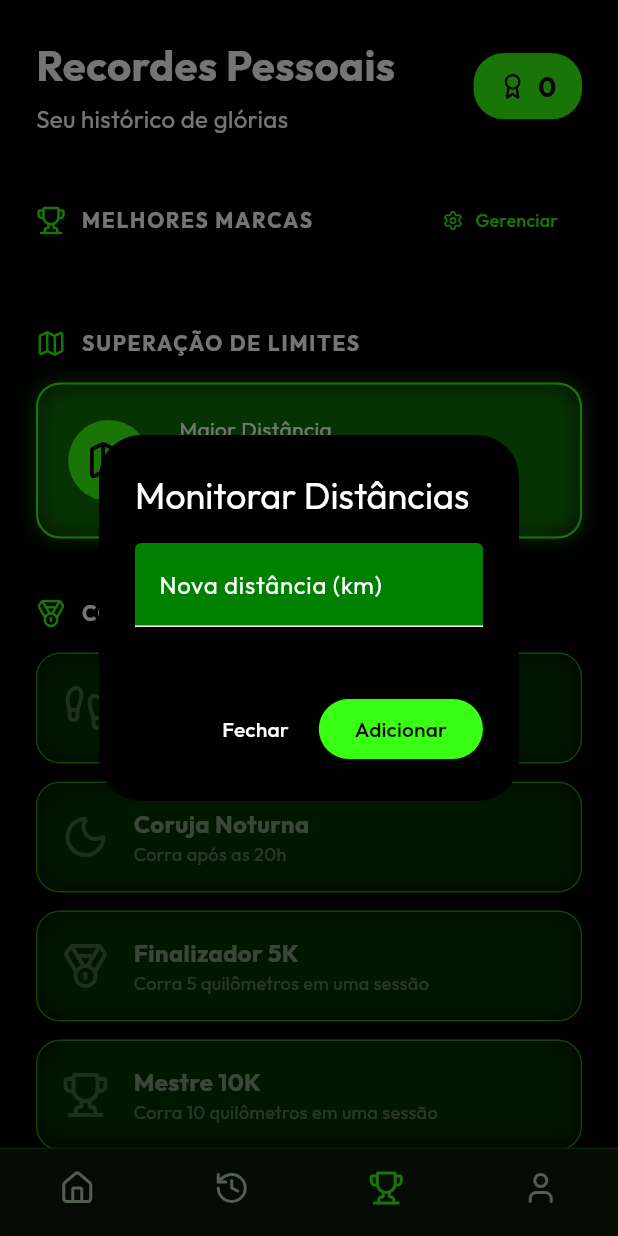
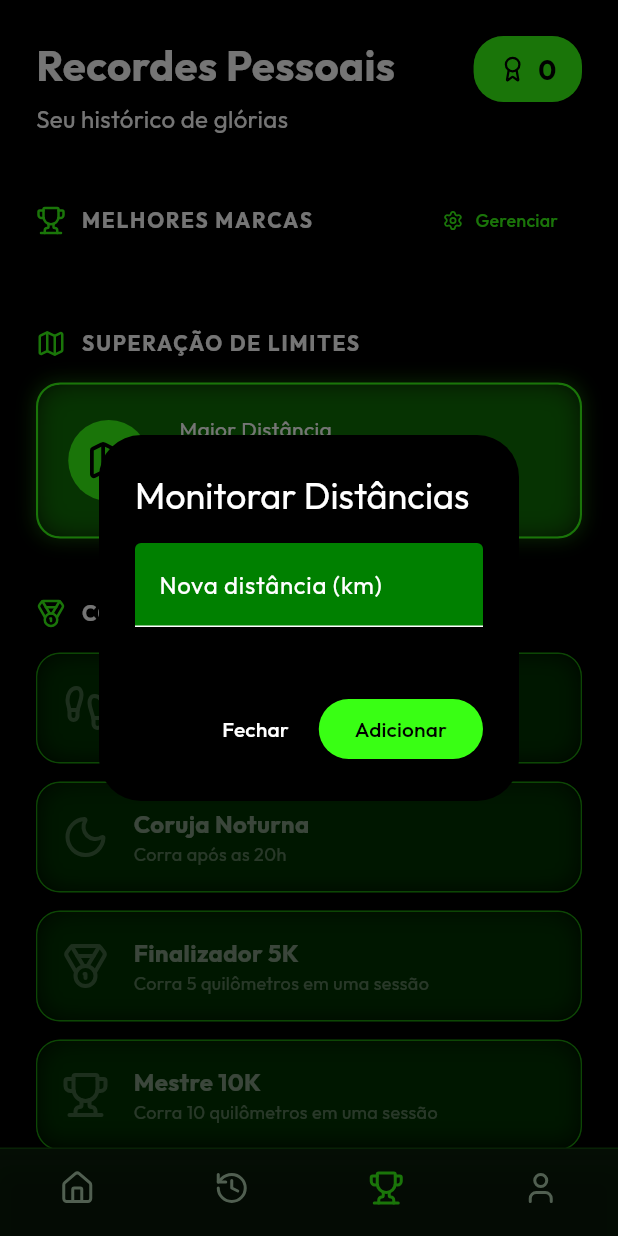
Before and after one commit to juliano340/RunLabAG, a Flutter app: the MainScreen screen opened by its route, item 3 of the bottom bar chosen, after a tap on "Gerenciar", on a phone screen of 412 x 824 dp. Run offline on Flutter 3.47's test engine with Material 3 defaults, Android fonts, the phone set to English and light mode, and no system bars; our stand-ins replace file_picker, firebase_analytics, firebase_core, firebase_crashlytics, fl_chart, flutter_local_notifications and 13 more; accounts and stored records are empty; network calls fail.

Commit message:
feat: implement main navigation structure and core dashboard, history, and profile tabs with theme service support.

```diff
--- a/lib/features/dashboard/presentation/screens/home_tab.dart
+++ b/lib/features/dashboard/presentation/screens/home_tab.dart
@@ -208,15 +208,13 @@ class _HomeTabState extends State<HomeTab> {
     double goalProgress = rawProgress.clamp(0.0, 1.0);
     final isDark = Theme.of(context).brightness == Brightness.dark;
 
-    return Material(
-      key: ValueKey(isDark ? 'home_dark' : 'home_light'),
-      color: Colors.transparent,
-      child: SafeArea(
-        child: RefreshIndicator(
+    return SafeArea(
+      child: RefreshIndicator(
         onRefresh: _loadData,
         color: AppColors.primaryNeon,
         backgroundColor: Theme.of(context).scaffoldBackgroundColor,
         child: SingleChildScrollView(
+          key: const PageStorageKey('home_scroll'),
           padding: const EdgeInsets.all(24),
           child: Column(
             crossAxisAlignment: CrossAxisAlignment.start,
@@ -652,9 +650,8 @@ class _HomeTabState extends State<HomeTab> {
           ),
         ),
       ),
-    ),
-  );
-}
+    );
+  }
 
   Color _getGoalColor(double progress, bool isDark) {
     if (progress >= 1.5)
--- a/lib/features/dashboard/presentation/screens/main_screen.dart
+++ b/lib/features/dashboard/presentation/screens/main_screen.dart
@@ -1,5 +1,6 @@
 import 'package:flutter/material.dart';
 import 'package:flutter/services.dart';
+import 'package:google_fonts/google_fonts.dart';
 import 'package:shared_preferences/shared_preferences.dart';
 import '../../../../core/theme/app_colors.dart';
 import 'package:lucide_icons/lucide_icons.dart';
@@ -23,16 +24,6 @@ class MainScreen extends StatefulWidget {
 class _MainScreenState extends State<MainScreen> {
   int _currentIndex = 0;
   int _tabSwitchCount = 0;
-
-  final List<Widget> _tabs = [
-    const HomeTab(),
-    const HistoryTab(),
-    // const TrainingTab(),
-    // const StrengthHistoryScreen(),
-    const RecordsTab(),
-    const ProfileTab(),
-  ];
-
   DateTime? _lastBackPressTime;
 
   // Mostra intersticial no máximo 1x por dia, somente a cada 3 trocas de aba.
@@ -77,22 +68,41 @@ class _MainScreenState extends State<MainScreen> {
           _lastBackPressTime = now;
 
           if (mounted) {
+            final isDark = Theme.of(context).brightness == Brightness.dark;
             ScaffoldMessenger.of(context).showSnackBar(
-              const SnackBar(
-                content: Text(
-                  'Pressione novamente para sair',
-                  style: TextStyle(color: Colors.red),
+              SnackBar(
+                content: Row(
+                  mainAxisSize: MainAxisSize.min,
+                  mainAxisAlignment: MainAxisAlignment.center,
+                  children: [
+                    Icon(
+                      LucideIcons.logOut,
+                      size: 18,
+                      color: isDark ? AppColors.primaryNeon : AppColors.lightPrimary,
+                    ),
+                    const SizedBox(width: 12),
+                    Text(
+                      'Pressione novamente para sair',
+                      style: GoogleFonts.outfit(
+                        color: isDark ? Colors.white : AppColors.textDark,
+                        fontSize: 14,
+                        fontWeight: FontWeight.w500,
+                      ),
+                    ),
+                  ],
                 ),
-                backgroundColor: AppColors.backgroundDarkGreen,
-                duration: Duration(seconds: 2),
+                backgroundColor: isDark ? const Color(0xFF1A1A1A) : Colors.white,
+                duration: const Duration(seconds: 2),
                 behavior: SnackBarBehavior.floating,
+                elevation: 4,
+                width: 280,
                 shape: RoundedRectangleBorder(
-                  borderRadius: BorderRadius.all(Radius.circular(10)),
-                  side: BorderSide(color: Colors.white, width: 2),
+                  borderRadius: BorderRadius.circular(100),
+                  side: BorderSide(
+                    color: isDark ? AppColors.cardBorder.withValues(alpha: 0.2) : AppColors.borderLight,
+                    width: 0.5,
+                  ),
                 ),
-
-
-
               ),
             );
           }
@@ -102,15 +112,21 @@ class _MainScreenState extends State<MainScreen> {
         }
       },
       child: Scaffold(
+        key: ValueKey(Theme.of(context).brightness),
         body: Column(
           children: [
             Expanded(
               child: IndexedStack(
                 index: _currentIndex,
-                children: _tabs,
+                children: [
+                  HomeTab(key: PageStorageKey('tab_home')),
+                  HistoryTab(key: PageStorageKey('tab_history')),
+                  RecordsTab(key: PageStorageKey('tab_records')),
+                  ProfileTab(key: PageStorageKey('tab_profile')),
+                ],
               ),
             ),
-            const AdBannerWidget(),
+            AdBannerWidget(key: ValueKey('ad_banner_${Theme.of(context).brightness}')),
           ],
         ),
         bottomNavigationBar: Container(
--- a/lib/features/history/presentation/screens/history_tab.dart
+++ b/lib/features/history/presentation/screens/history_tab.dart
@@ -485,12 +485,7 @@ class _HistoryTabState extends State<HistoryTab> {
 
   @override
   Widget build(BuildContext context) {
-    final isDark = Theme.of(context).brightness == Brightness.dark;
-
-    return Material(
-      key: ValueKey(isDark ? 'history_dark' : 'history_light'),
-      color: Colors.transparent,
-      child: SafeArea(
+    return SafeArea(
       child: Column(
         crossAxisAlignment: CrossAxisAlignment.start,
         children: [
@@ -518,13 +513,11 @@ class _HistoryTabState extends State<HistoryTab> {
               ],
             ),
           ),
-
           const SizedBox(height: 12),
           _buildPeriodSelector(),
           const SizedBox(height: 12),
           _buildPaginationHeader(),
           const SizedBox(height: 12),
-
           Expanded(
             child: _isLoading
                 ? const Center(
@@ -533,6 +526,7 @@ class _HistoryTabState extends State<HistoryTab> {
                     ),
                   )
                 : SingleChildScrollView(
+                    key: const PageStorageKey('history_scroll'),
                     physics: const BouncingScrollPhysics(),
                     child: Column(
                       children: [
@@ -545,9 +539,7 @@ class _HistoryTabState extends State<HistoryTab> {
                               Text(
                                 'Atividades',
                                 style: GoogleFonts.outfit(
-                                    color: Theme.of(
-                                      context,
-                                    ).colorScheme.onSurface,
+                                  color: Theme.of(context).colorScheme.onSurface,
                                   fontSize: 18,
                                   fontWeight: FontWeight.bold,
                                 ),
@@ -556,9 +548,7 @@ class _HistoryTabState extends State<HistoryTab> {
                               Text(
                                 '${_filteredRuns.length} treinos',
                                 style: GoogleFonts.outfit(
-                                    color: Theme.of(
-                                      context,
-                                    ).colorScheme.onSurfaceVariant,
+                                  color: Theme.of(context).colorScheme.onSurfaceVariant,
                                   fontSize: 13,
                                 ),
                               ),
@@ -573,7 +563,6 @@ class _HistoryTabState extends State<HistoryTab> {
                   ),
           ),
         ],
-        ),
       ),
     );
   }
--- a/lib/features/profile/presentation/screens/profile_tab.dart
+++ b/lib/features/profile/presentation/screens/profile_tab.dart
@@ -262,13 +262,10 @@ class _ProfileTabState extends State<ProfileTab> {
       return Center(child: CircularProgressIndicator(color: Theme.of(context).colorScheme.primary));
     }
 
-    final isDark = Theme.of(context).brightness == Brightness.dark;
 
-    return Material(
-      key: ValueKey(isDark ? 'profile_dark' : 'profile_light'),
-      color: Colors.transparent,
-      child: SafeArea(
-        child: SingleChildScrollView(
+    return SafeArea(
+      child: SingleChildScrollView(
+        key: const PageStorageKey('profile_scroll'),
         padding: const EdgeInsets.all(24.0),
         child: Column(
           children: [
@@ -386,7 +383,7 @@ class _ProfileTabState extends State<ProfileTab> {
               child: Column(
                 children: [
                   _buildProfileTile(context, LucideIcons.user, 'Editar Dados do Perfil', onTap: _showEditProfileDialog),
-                  const Divider(color: AppColors.cardBorder, height: 1),
+                  Divider(color: Theme.of(context).colorScheme.outline, height: 1),
                   _buildProfileTile(context, LucideIcons.lock, 'Privacidade', onTap: () => Navigator.pushNamed(context, '/privacy')),
                   Divider(color: Theme.of(context).colorScheme.outline, height: 1),
                   Builder(
@@ -403,9 +400,10 @@ class _ProfileTabState extends State<ProfileTab> {
                           style: GoogleFonts.outfit(color: cs.onSurface),
                         ),
                         trailing: Switch(
-                          key: const ValueKey('theme_switch'),
                           value: isDark,
-                          onChanged: (_) => context.read<ThemeService>().toggleTheme(),
+                          onChanged: context.watch<ThemeService>().isToggling
+                              ? null
+                              : (_) => context.read<ThemeService>().toggleTheme(),
                           activeThumbColor: cs.primary,
                         ),
                       );
@@ -606,9 +604,8 @@ class _ProfileTabState extends State<ProfileTab> {
           ],
         ),
       ),
-    ),
-  );
-}
+    );
+  }
 
   Widget _buildBackupTile(BuildContext context, IconData icon, String title, String subtitle, {required VoidCallback onTap}) {
     final cs = Theme.of(context).colorScheme;
--- a/lib/features/profile/presentation/screens/records_tab.dart
+++ b/lib/features/profile/presentation/screens/records_tab.dart
@@ -378,21 +378,18 @@ class _RecordsTabState extends State<RecordsTab> {
       {'id': 'speed_demon', 'title': 'Demônio da Velocidade', 'desc': 'Ritmo abaixo de 4:30/km por 1km', 'icon': LucideIcons.zap},
     ];
 
-    final isDark = Theme.of(context).brightness == Brightness.dark;
-
-    return Material(
-      key: ValueKey(isDark ? 'records_dark' : 'records_light'),
-      color: Colors.transparent,
-      child: SafeArea(
+    return SafeArea(
       child: SingleChildScrollView(
+        key: const PageStorageKey('records_scroll'),
         padding: const EdgeInsets.all(24.0),
         child: Column(
           crossAxisAlignment: CrossAxisAlignment.start,
           children: [
             Row(
-              mainAxisAlignment: MainAxisAlignment.spaceBetween,
+              crossAxisAlignment: CrossAxisAlignment.start,
               children: [
-                Column(
+                Expanded(
+                  child: Column(
                     crossAxisAlignment: CrossAxisAlignment.start,
                     children: [
                       Text(
@@ -410,6 +407,8 @@ class _RecordsTabState extends State<RecordsTab> {
                       ),
                     ],
                   ),
+                ),
+                const SizedBox(width: 12),
                 _buildAchievementCountBadge(cs),
               ],
             ),
@@ -419,6 +418,7 @@ class _RecordsTabState extends State<RecordsTab> {
               children: [
                 _buildSectionHeader(cs, LucideIcons.trophy, 'Melhores Marcas'),
                 TextButton.icon(
+                  key: const ValueKey('btn_manage_distances'),
                   onPressed: _manageDistances,
                   icon: const Icon(LucideIcons.settings, size: 14),
                   label: Text('Gerenciar', style: GoogleFonts.outfit(fontSize: 12)),
@@ -438,7 +438,6 @@ class _RecordsTabState extends State<RecordsTab> {
             _buildAchievementsList(cs, achievements),
             const SizedBox(height: 24),
           ],
-        ),
         ),
       ),
     );
@@ -493,6 +492,7 @@ class _RecordsTabState extends State<RecordsTab> {
     if (bests == null) return const SizedBox.shrink();
 
     return GridView.builder(
+      key: const ValueKey('records_bests_grid'),
       shrinkWrap: true,
       physics: const NeverScrollableScrollPhysics(),
       gridDelegate: const SliverGridDelegateWithFixedCrossAxisCount(
@@ -605,6 +605,7 @@ class _RecordsTabState extends State<RecordsTab> {
     final bool hasData = value > 0;
 
     return GlassContainer(
+      key: const ValueKey('records_longest_run_card'),
       onTap: hasData ? _showLongestHistory : null,
       padding: const EdgeInsets.all(20),
       hasNeonBorder: true,
```
Also changed, not shown: lib/core/services/theme_service.dart (+19 -0 lines), 2 other files. Lines whose indentation alone changed are shown as unchanged.
